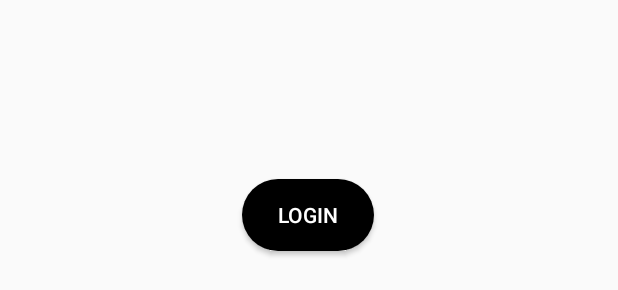
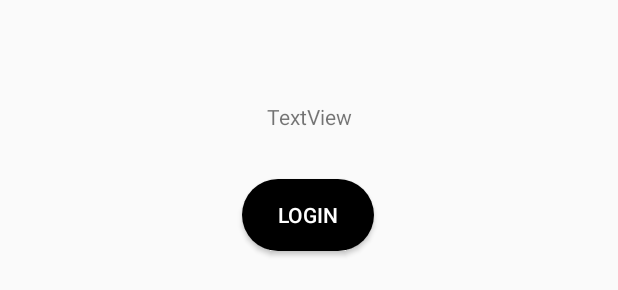
Before and after one commit to aman246149/attendence-management-system, an Android app: the layout activity_student.xml on its own in the app's theme, with its tools: preview values and no code run, on a phone screen of 412 x 824 dp. Shown: the part 943-1233 px from the top of the screen. Run offline under Robolectric (Android 15) with nearby library versions, the phone set to English and light mode, and no system bars; Roboto replaces fonts that are not available here.

Commit message:
simple bug fixed

```diff
--- a/app/src/main/java/com/example/attendencemanagementproject/StudentAttendenceView.java
+++ b/app/src/main/java/com/example/attendencemanagementproject/StudentAttendenceView.java
@@ -49,7 +49,7 @@ public class StudentAttendenceView extends AppCompatActivity {
         viewDOb=findViewById(R.id.viewdob);
         viewPAssward=findViewById(R.id.viewpassward);
 
-        Intent intent=new Intent();
+        Intent intent=getIntent();
        String stuid= intent.getStringExtra("studekey");
 
         Log.d("stuid", "onCreate: " + stuid);
--- a/app/src/main/res/layout/activity_student.xml
+++ b/app/src/main/res/layout/activity_student.xml
@@ -107,4 +107,14 @@
         android:orientation="horizontal"
         app:layout_constraintGuide_begin="329dp" />
 
+    <TextView
+        android:id="@+id/wrongid"
+        android:layout_width="wrap_content"
+        android:layout_height="wrap_content"
+        android:layout_marginBottom="32dp"
+        android:text="TextView"
+        app:layout_constraintBottom_toTopOf="@+id/loginbuttonstudentid"
+        app:layout_constraintEnd_toEndOf="parent"
+        app:layout_constraintStart_toStartOf="parent" />
+
 </androidx.constraintlayout.widget.ConstraintLayout>
```
Also changed, not shown: app/src/main/java/com/example/attendencemanagementproject/StudentActivity.java (+7 -2 lines), app/src/main/res/layout/activity_student_attendence_view.xml (+0 -9 lines).
